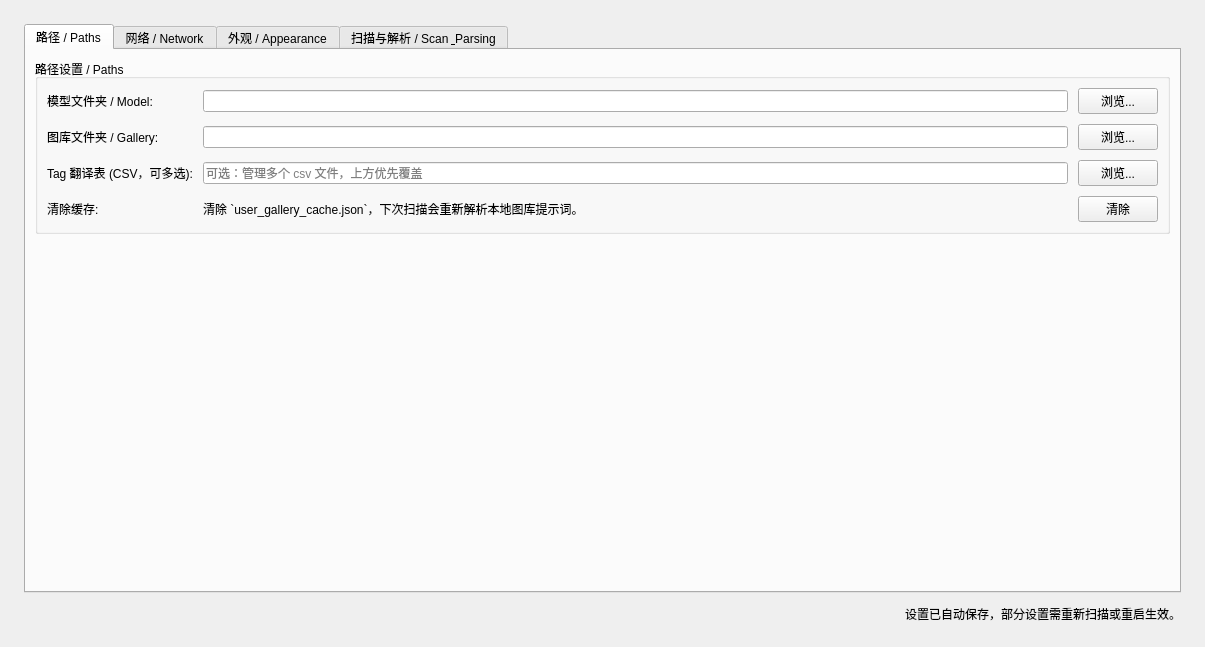
Qt form pages/settingspage.ui (hanbinhsh/SD-LoRA-Manager) before a commit.
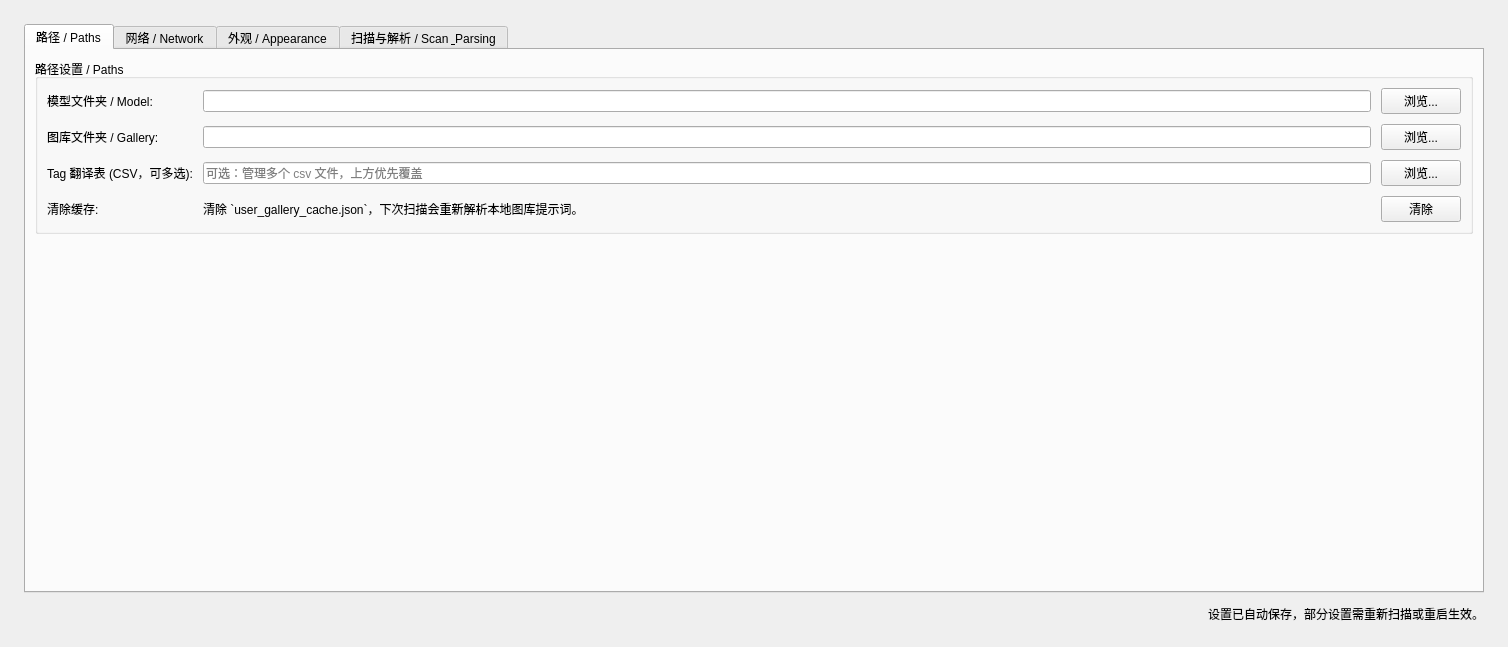
The same form after that commit.

Diff of the .ui file:
```diff
--- a/pages/settingspage.ui
+++ b/pages/settingspage.ui
@@ -6,7 +6,7 @@
    <rect>
     <x>0</x>
     <y>0</y>
-    <width>1205</width>
+    <width>1508</width>
     <height>647</height>
    </rect>
   </property>
```
